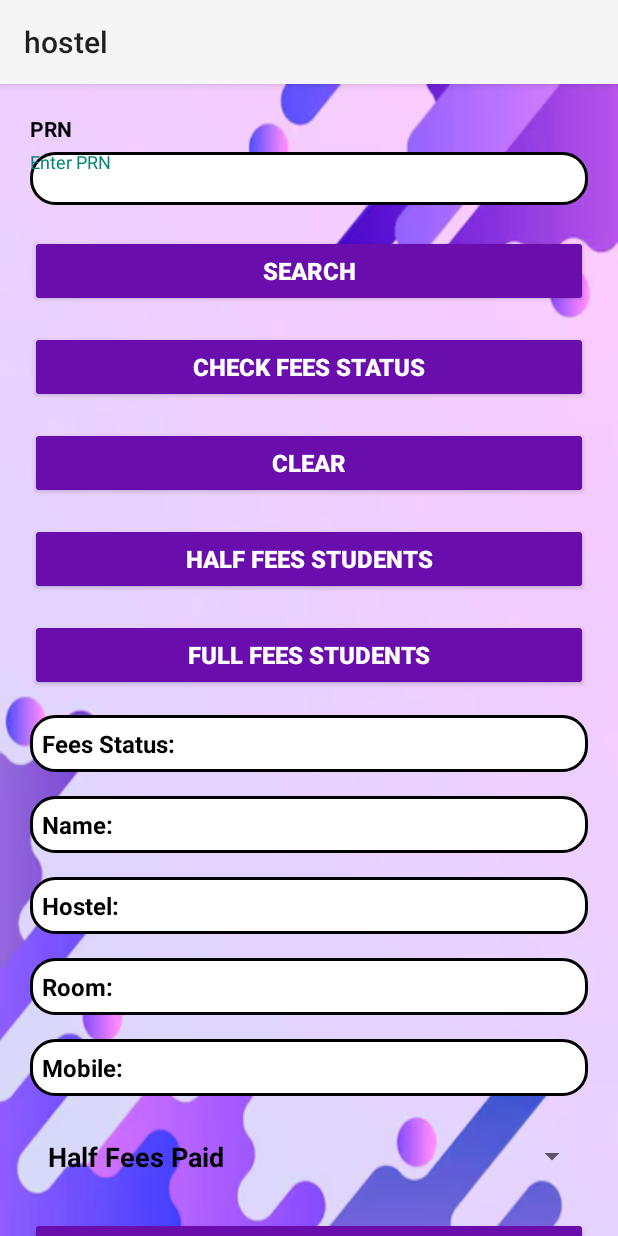
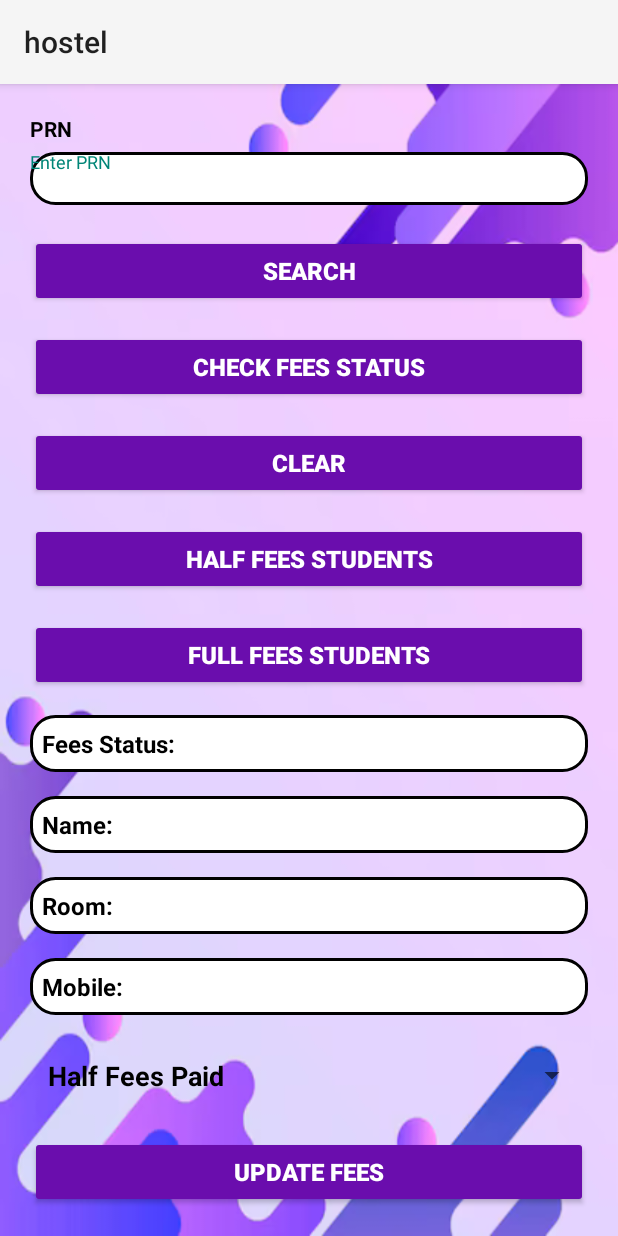
Before and after one commit to Jatinnakum2005/hostel, an Android app: the studentfees screen opened directly, with no data from a screen before it, on a phone screen of 412 x 824 dp. Run offline under Robolectric (Android 15) with nearby library versions, the phone set to English and light mode, and no system bars; our stand-ins replace Firebase (no records; nobody signed in at launch, a user with empty details on screens opened directly).

Commit message:
koi sali na karta

```diff
--- a/app/src/main/java/com/example/hostel/feedback.java
+++ b/app/src/main/java/com/example/hostel/feedback.java
@@ -144,7 +144,7 @@ public class feedback extends AppCompatActivity {
 
         // Thank-you email to user
         String userEmailSubject = "Thank You for Your Feedback!";
-        String userEmailBody = "Dear " + userName + ",\n\nThank you for your valuable feedback.\n\nBest Regards,\nLaundryTo Team";
+        String userEmailBody = "Dear " + userName + ",\n\nThank you for your valuable feedback.\n\nBest Regards,\nHLH Team";
 
         // Send emails
         new Thread(() -> {
--- a/app/src/main/java/com/example/hostel/studentfees.java
+++ b/app/src/main/java/com/example/hostel/studentfees.java
@@ -105,7 +105,7 @@ public class studentfees extends AppCompatActivity {
                 boolean studentFound = false;
 
                 for (DataSnapshot userSnapshot : snapshot.getChildren()) {
-                    DataSnapshot livingStudentSnapshot = userSnapshot.child("LivingStudent").child(prn);
+                    DataSnapshot livingStudentSnapshot = userSnapshot.child("HostelStudent").child(prn);
 
                     if (livingStudentSnapshot.exists()) {
                         String name = livingStudentSnapshot.child("name").getValue(String.class);
@@ -150,7 +150,7 @@ public class studentfees extends AppCompatActivity {
                 boolean prnFound = false;
 
                 for (DataSnapshot hostelSnapshot : snapshot.getChildren()) {
-                    DataSnapshot livingStudentSnapshot = hostelSnapshot.child("LivingStudent").child(prn);
+                    DataSnapshot livingStudentSnapshot = hostelSnapshot.child("HostelStudent").child(prn);
 
                     if (livingStudentSnapshot.exists()) {
                         String hostelName = hostelSnapshot.getKey();
@@ -169,7 +169,6 @@ public class studentfees extends AppCompatActivity {
                         dataMap.put("room", room);
                         dataMap.put("mobile", mobile);
                         dataMap.put("feesStatus", selectedFeesOption);
-                        dataMap.put("hostel", hostelName);
 
                         studentFeesRef.updateChildren(dataMap).addOnCompleteListener(task -> {
                             if (task.isSuccessful()) {
--- a/app/src/main/res/layout/activity_studentfees.xml
+++ b/app/src/main/res/layout/activity_studentfees.xml
@@ -125,17 +125,7 @@
             android:padding="8dp"
             android:layout_marginBottom="16dp" />
 
-        <TextView
-            android:id="@+id/hostelName"
-            android:layout_width="match_parent"
-            android:layout_height="wrap_content"
-            android:text="Hostel: "
-            android:textSize="16sp"
-            android:textColor="@color/black"
-            android:textStyle="bold"
-            android:background="@drawable/rounded_box"
-            android:padding="8dp"
-            android:layout_marginBottom="16dp" />
+
 
         <!-- TextView for Room -->
         <TextView
--- a/app/src/main/res/layout/activity_viewroom.xml
+++ b/app/src/main/res/layout/activity_viewroom.xml
@@ -11,7 +11,7 @@
         android:layout_height="match_parent">
 
         <LinearLayout
-            android:id="@+id/roomsContainer"
+            android:id="@+id/roomContainer"
             android:layout_width="match_parent"
             android:layout_height="wrap_content"
             android:background="@drawable/rounded_box"
```
Also changed, not shown: app/src/main/java/com/example/hostel/viewroom.java (+6 -4 lines), app/src/main/res/layout/activity_feedback.xml (+4 -3 lines), app/src/main/res/values/colors.xml (+37 -4 lines), app/src/main/java/com/example/hostel/updateanddelete.java (line endings or trailing spaces), app/src/main/res/drawable/backarroww.png (added).
